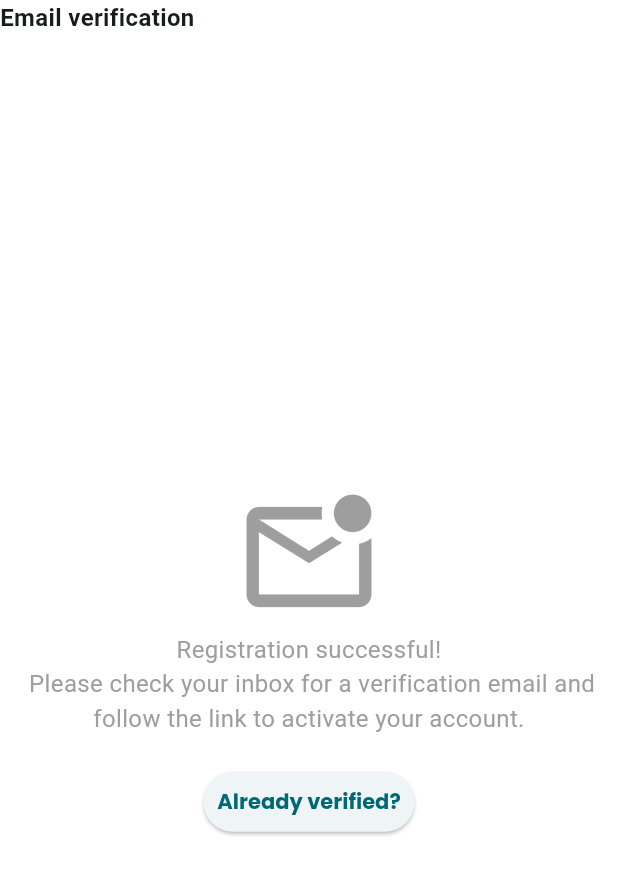
After one commit to karim029/personal_finance_expense_tracker, a Flutter app: the VerificationScreen screen opened by its route, after a tap on "Already verified?", on a phone screen of 412 x 824 dp. The commit adds this screen. Shown: the top 875 px of the screen. Run offline on Flutter 3.47's test engine with Material 3 defaults, Android fonts, the phone set to English and light mode, and no system bars; our stand-ins replace dropdown_button2, flutter_riverpod, go_router, google_fonts, hive, hive_flutter; accounts and stored records are empty.

Commit message:
added verification_screen

```diff
--- /dev/null
+++ b/personal_tracker/lib/presentation/views/verification_screen.dart
@@ -0,0 +1,66 @@
+import 'package:flutter/material.dart';
+import 'package:flutter_riverpod/flutter_riverpod.dart';
+import 'package:personal_tracker/provider/registration_notifer.dart';
+import 'package:personal_tracker/provider/route_provider.dart';
+
+class VerificationScreen extends ConsumerWidget {
+  const VerificationScreen({super.key});
+
+  @override
+  Widget build(BuildContext context, WidgetRef ref) {
+    final registrationNotifier =
+        ref.read(registrationNotifierProvider.notifier);
+    final routeNotifier = ref.read(routeNotifierProvider.notifier);
+
+    // Listening to isVerified state to navigate if true
+    ref.listen<RegistrationState>(registrationNotifierProvider,
+        (previous, next) {
+      if (next.isVerified == true) {
+        ScaffoldMessenger.of(context).showSnackBar(
+          SnackBar(
+            content: Text('User verified successfuly'),
+          ),
+        );
+        routeNotifier.goTo(AppRoute.logIn); // Navigate to login
+      }
+    });
+
+    return Scaffold(
+      appBar: AppBar(
+        leading: Text(
+          'Email verification',
+        ),
+        leadingWidth: 300,
+      ),
+      body: Center(
+        child: Column(
+          mainAxisAlignment: MainAxisAlignment.center,
+          children: [
+            Icon(
+              Icons.mark_email_unread_outlined,
+              color: Colors.grey,
+              size: 100,
+            ),
+            Text(
+              style: Theme.of(context)
+                  .textTheme
+                  .bodyMedium!
+                  .copyWith(color: Colors.grey, fontWeight: FontWeight.normal),
+              textAlign: TextAlign.center,
+              'Registration successful! \n Please check your inbox for a verification email and follow the link to activate your account.',
+            ),
+            const SizedBox(
+              height: 20,
+            ),
+            ElevatedButton(
+              onPressed: () {
+                registrationNotifier.verifyUser();
+              },
+              child: Text('Already verified?'),
+            ),
+          ],
+        ),
+      ),
+    );
+  }
+}
--- a/personal_tracker/lib/presentation/widgets/register_widget.dart
+++ b/personal_tracker/lib/presentation/widgets/register_widget.dart
@@ -141,7 +141,7 @@ class RegisterWidget extends ConsumerWidget {
                       if (ref.read(registrationNotifierProvider).isRegistered) {
                         ref
                             .read(routeNotifierProvider.notifier)
-                            .goTo(AppRoute.dashboard);
+                            .goTo(AppRoute.verification);
                       } else if (registrationState.errorMessage != null) {
                         // check if snackbar is already visible
 
--- a/personal_tracker/lib/presentation/widgets/sign_in_widget.dart
+++ b/personal_tracker/lib/presentation/widgets/sign_in_widget.dart
@@ -5,10 +5,6 @@ import 'package:flutter_riverpod/flutter_riverpod.dart';
 import 'package:personal_tracker/provider/route_provider.dart';
 import 'package:personal_tracker/provider/sign_in_notifier.dart';
 
-/*
-   todo: add ui handler for wrong email and password(user not found, password incorrect)
-   todo: snackbar queue make sure 1 snackbar available before displaying another one
-  */
 class LogInWidget extends ConsumerWidget {
   const LogInWidget({super.key});
 
--- a/personal_tracker/lib/provider/registration_notifer.dart
+++ b/personal_tracker/lib/provider/registration_notifer.dart
@@ -1,3 +1,5 @@
+import 'dart:async';
+
 import 'package:flutter_riverpod/flutter_riverpod.dart';
 import 'package:personal_tracker/data/repositories/user_repository.dart';
 import 'package:personal_tracker/domain/entities/reg_user_model.dart';
@@ -5,6 +7,7 @@ import 'package:personal_tracker/provider/user_Repository_provider.dart';
 
 class RegistrationNotifier extends Notifier<RegistrationState> {
   late final UserRepository _userRepository;
+  Timer? _verificationTimer;
 
   @override
   RegistrationState build() {
@@ -87,9 +90,10 @@ class RegistrationNotifier extends Notifier<RegistrationState> {
 
   Future<void> verifyUser() async {
     try {
-      final response = await _userRepository
-          .checkEmailVerification(RegistrationState.success().userId!);
-
+      print('hi');
+      final response =
+          await _userRepository.checkEmailVerification(state.userId!);
+      print('no');
       if (response) {
         state = state.copyWith(isVerified: true);
       } else {
--- a/personal_tracker/lib/provider/route_provider.dart
+++ b/personal_tracker/lib/provider/route_provider.dart
@@ -2,7 +2,15 @@
 
 import 'package:flutter_riverpod/flutter_riverpod.dart';
 
-enum AppRoute { dashboard, addExpense, loading, settings, register, logIn }
+enum AppRoute {
+  dashboard,
+  addExpense,
+  loading,
+  settings,
+  register,
+  logIn,
+  verification
+}
 
 class RouteNotifier extends Notifier<AppRoute> {
   // default location
--- a/personal_tracker/lib/provider/sign_in_notifier.dart
+++ b/personal_tracker/lib/provider/sign_in_notifier.dart
@@ -52,7 +52,7 @@ class SignInNotifier extends Notifier<SignInState> {
 
     try {
       final response = await _userRepository.signInUser(user);
-
+      print(response.success);
       if (response.success) {
         // take the userid from the response body
         state = SignInState.success(
```
Also changed, not shown: personal_tracker/lib/data/repositories/user_repository.dart (+11 -8 lines), personal_tracker/lib/routing/app_router.dart (+7 -0 lines).
